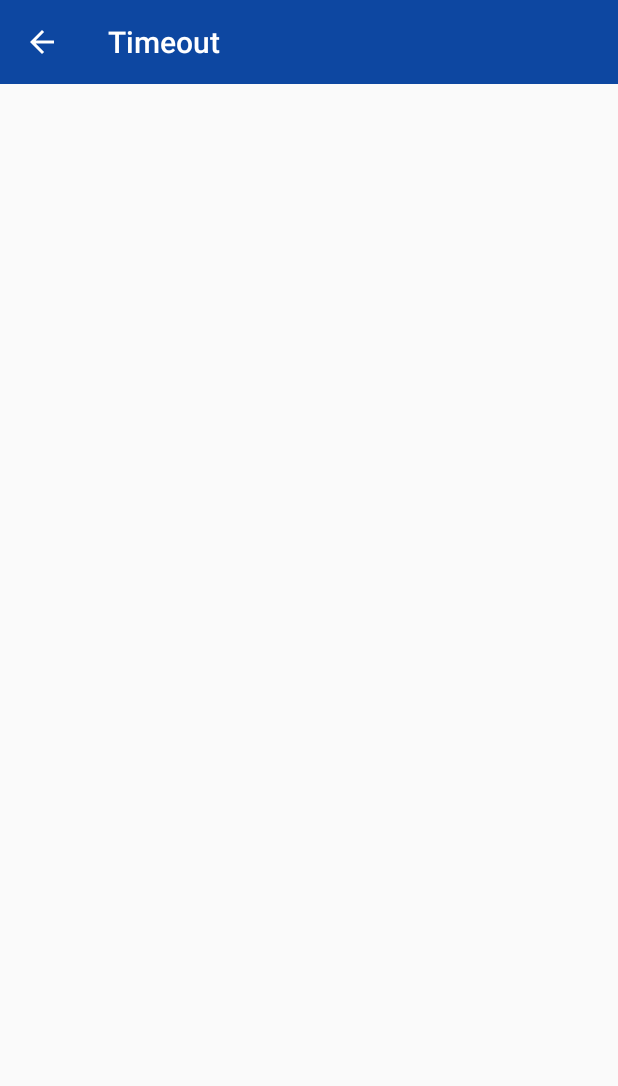
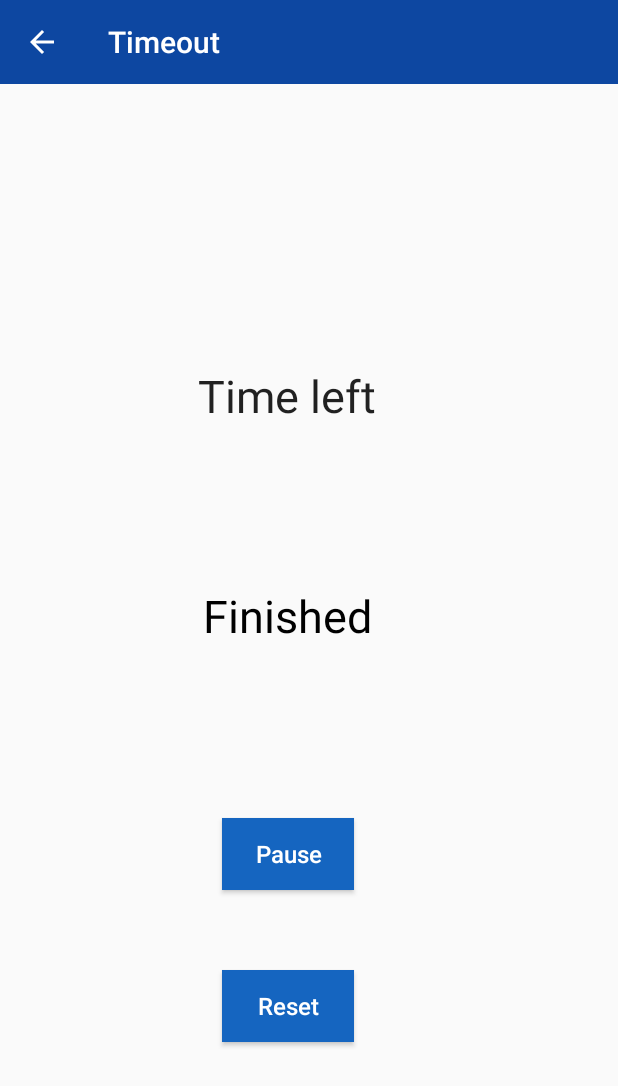
Before and after one commit to ACimensel/Practical-Parent, an Android app: the TimeoutActivity screen opened directly, with no data from a screen before it, on a phone screen of 412 x 824 dp. Shown: the top 1086 px of the screen. Run offline under Robolectric (Android 15) with nearby library versions, the phone set to English and light mode, and no system bars.

Commit message:
custom timer implemented, reset timer feature added
timer allows easy start timeouts for 1,2,3,5,10 and allows custom timer for whole numbers as minutes. Also allows to reset the timer.

```diff
--- a/app/src/main/java/ca/cmpt276/flame/MainActivity.java
+++ b/app/src/main/java/ca/cmpt276/flame/MainActivity.java
@@ -41,7 +41,7 @@ public class MainActivity extends AppCompatActivity {
         });
 
         timeoutBtn.setOnClickListener(view -> {
-            startActivity(TimeoutActivity.makeIntent(this));
+            startActivity(ChoosingTime.makeIntent(this));
         });
 
         childrenBtn.setOnClickListener(view -> {
--- a/app/src/main/java/ca/cmpt276/flame/TimeoutActivity.java
+++ b/app/src/main/java/ca/cmpt276/flame/TimeoutActivity.java
@@ -3,21 +3,63 @@ package ca.cmpt276.flame;
 import androidx.appcompat.app.AppCompatActivity;
 import androidx.appcompat.widget.Toolbar;
 
+import android.annotation.SuppressLint;
+import android.os.Build;
 import android.content.Context;
 import android.content.Intent;
 import android.os.Bundle;
+import android.os.CountDownTimer;
+import android.os.VibrationEffect;
+import android.os.Vibrator;
+import android.widget.Button;
+import android.widget.TextView;
+
+import ca.cmpt276.flame.model.TimeOutManager;
 
 /**
  * TimeoutActivity: TODO add proper comment once activity created
  */
 public class TimeoutActivity extends AppCompatActivity {
+    //private static final String EXTRA_TIME = "ca.cmpt276.flame - time";
 
+    @SuppressLint("ResourceType")
     @Override
     protected void onCreate(Bundle savedInstanceState) {
         super.onCreate(savedInstanceState);
         setContentView(R.layout.activity_timeout);
         setupToolbar();
+        Button resetBtn = (Button) findViewById(R.id.reset_timer_button);
+        Button pauseTimerBtn = (Button) findViewById(R.id.pause_timer_button);
+        TimeOutManager timeOutManager = TimeOutManager.getInstance();
+        TextView countTime = findViewById(R.id.time_left_value);
+        countTime.setText("" +timeOutManager.getTimer_time()+ ":00");
+        CountDownTimer countDownTimer = new CountDownTimer(timeOutManager.getTimer_time()*60000,1000) {
+            @Override
+            public void onTick(long millisUntilFinished) {
+                countTime.setText(""+ millisUntilFinished/60000+":"+(millisUntilFinished%60000)/1000);
+            }
+            @Override
+            public void onFinish() {
+                countTime.setText("Finished");
+                Vibrator vibrator = (Vibrator) getSystemService(Context.VIBRATOR_SERVICE);
+                if (Build.VERSION.SDK_INT >= Build.VERSION_CODES.O) {
+                    vibrator.vibrate(VibrationEffect.createOneShot(500, VibrationEffect.DEFAULT_AMPLITUDE));
+                } else {
+                    vibrator.vibrate(500);
+                }
+            }
+        }.start();
+
+        pauseTimerBtn.setOnClickListener(view -> {
+
+        });
+        resetBtn.setOnClickListener(view-> {
+            countDownTimer.cancel();
+            countDownTimer.start();
+        });
     }
+
+
 
     private void setupToolbar() {
         Toolbar toolbar = findViewById(R.id.toolbar);
@@ -25,7 +67,11 @@ public class TimeoutActivity extends AppCompatActivity {
         toolbar.setNavigationOnClickListener(view -> onBackPressed());
     }
 
-    protected static Intent makeIntent(Context context) {
-        return new Intent(context, TimeoutActivity.class);
+    public static Intent makeIntent(Context context,int time) {
+        TimeOutManager timeOutManager = TimeOutManager.getInstance();
+        Intent intent = new Intent(context, TimeoutActivity.class);
+        timeOutManager.setTimer_time(time);
+        return intent;
     }
+
 }
--- /dev/null
+++ b/app/src/main/java/ca/cmpt276/flame/model/TimeOutManager.java
@@ -0,0 +1,26 @@
+package ca.cmpt276.flame.model;
+
+import android.content.Context;
+import android.content.Intent;
+
+public class TimeOutManager {
+    private static TimeOutManager timeOutManager;
+    private int timer_time = 0;
+    public static TimeOutManager getInstance(){
+        if(timeOutManager == null) {
+            timeOutManager = new TimeOutManager();
+        }
+        return timeOutManager;
+    }
+
+    private TimeOutManager() {
+    }
+
+    public void setTimer_time(int timeEntered) {
+        timer_time = timeEntered;
+    }
+
+    public int getTimer_time() {
+        return timer_time;
+    }
+}
--- a/app/src/main/res/layout/activity_timeout.xml
+++ b/app/src/main/res/layout/activity_timeout.xml
@@ -8,4 +8,55 @@
 
     <include layout="@layout/toolbar" />
 
+    <TextView
+        android:id="@+id/timeout_time_left_text"
+        android:layout_width="wrap_content"
+        android:layout_height="wrap_content"
+        android:layout_marginBottom="540dp"
+        android:text="@string/time_left"
+        android:textAppearance="@style/TextAppearance.AppCompat.Menu"
+        android:textSize="30sp"
+        app:layout_constraintBottom_toBottomOf="parent"
+        app:layout_constraintEnd_toEndOf="parent"
+        app:layout_constraintHorizontal_bias="0.45"
+        app:layout_constraintStart_toStartOf="parent"
+        app:layout_constraintTop_toBottomOf="@+id/include2"
+        app:layout_constraintVertical_bias="1.0" />
+
+    <Button
+        android:id="@+id/pause_timer_button"
+        android:layout_width="wrap_content"
+        android:layout_height="wrap_content"
+        android:text="Pause"
+        app:layout_constraintBottom_toBottomOf="parent"
+        app:layout_constraintEnd_toEndOf="@+id/time_left_value"
+        app:layout_constraintStart_toStartOf="@+id/time_left_value"
+        app:layout_constraintTop_toBottomOf="@+id/time_left_value"
+        app:layout_constraintVertical_bias="0.333" />
+
+    <Button
+        android:id="@+id/reset_timer_button"
+        android:layout_width="wrap_content"
+        android:layout_height="wrap_content"
+        android:text="Reset"
+        app:layout_constraintBottom_toBottomOf="parent"
+        app:layout_constraintEnd_toEndOf="@+id/pause_timer_button"
+        app:layout_constraintHorizontal_bias="0.0"
+        app:layout_constraintStart_toStartOf="@+id/pause_timer_button"
+        app:layout_constraintTop_toBottomOf="@+id/pause_timer_button"
+        app:layout_constraintVertical_bias="0.291" />
+
+    <TextView
+        android:id="@+id/time_left_value"
+        android:layout_width="wrap_content"
+        android:layout_height="wrap_content"
+        android:textColor="@android:color/black"
+        android:textSize="30sp"
+        app:layout_constraintBottom_toBottomOf="parent"
+        app:layout_constraintEnd_toEndOf="@+id/timeout_time_left_text"
+        app:layout_constraintHorizontal_bias="0.508"
+        app:layout_constraintStart_toStartOf="@+id/timeout_time_left_text"
+        app:layout_constraintTop_toBottomOf="@+id/timeout_time_left_text"
+        app:layout_constraintVertical_bias="0.212" />
+
 </androidx.constraintlayout.widget.ConstraintLayout>
--- a/app/src/main/res/values/strings.xml
+++ b/app/src/main/res/values/strings.xml
@@ -4,4 +4,5 @@
     <string name="timeout">Timeout</string>
     <string name="children">Children</string>
     <string name="about">About</string>
+    <string name="time_left">Time left</string>
 </resources>
```
Also changed, not shown: app/src/main/AndroidManifest.xml (+17 -5 lines), app/src/main/java/ca/cmpt276/flame/ChoosingTime.java (added, +55 -0 lines), app/src/main/res/layout/activity_choosing_time.xml (added, +63 -0 lines).
